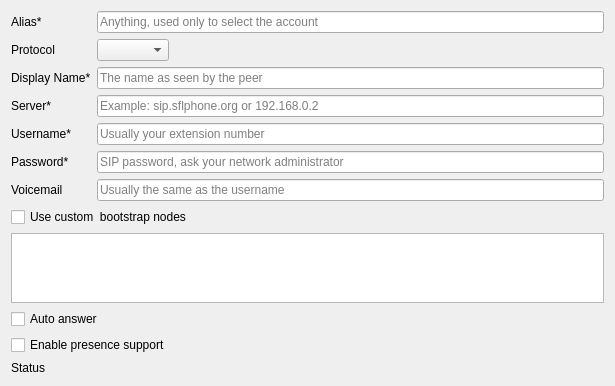
Above: src/conf/account/accountpages/basic.ui from KDE/ring-kde before the change. Below: the same form after it.
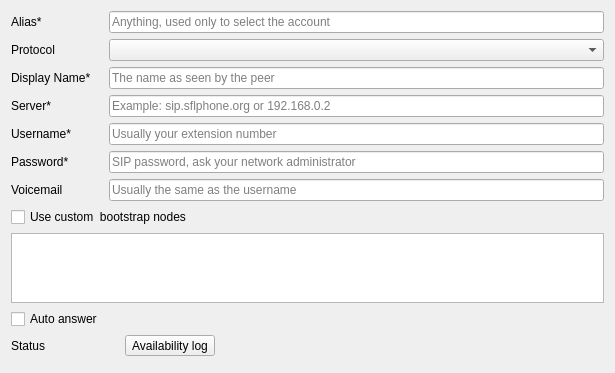
That is the form after the change. Icons and pictures are not drawn. Custom widgets are drawn as their Qt base class.

What changed in the file:
```diff
--- a/src/conf/account/accountpages/basic.ui
+++ b/src/conf/account/accountpages/basic.ui
@@ -13,12 +13,7 @@
   <property name="windowTitle">
    <string>Form</string>
   </property>
-  <layout class="QVBoxLayout" name="verticalLayout">
-   <item>
     <layout class="QFormLayout" name="formLayout">
-     <property name="fieldGrowthPolicy">
-      <enum>QFormLayout::ExpandingFieldsGrow</enum>
-     </property>
      <item row="0" column="0">
       <widget class="QLabel" name="label1_alias">
        <property name="text">
@@ -61,6 +56,20 @@
      <item row="1" column="1">
       <widget class="AutoComboBox" name="m_pProtocol"/>
      </item>
+   <item row="2" column="0">
+    <widget class="QLabel" name="label">
+     <property name="text">
+      <string>Display Name*</string>
+     </property>
+    </widget>
+   </item>
+   <item row="2" column="1">
+    <widget class="QLineEdit" name="lrcfg_displayName">
+     <property name="placeholderText">
+      <string>The name as seen by the peer</string>
+     </property>
+    </widget>
+   </item>
      <item row="3" column="0">
       <widget class="QLabel" name="label3_server">
        <property name="text">
@@ -84,6 +93,19 @@
        </property>
       </widget>
      </item>
+   <item row="4" column="0">
+    <widget class="QLabel" name="label4_user">
+     <property name="accessibleDescription">
+      <string comment="Account username"/>
+     </property>
+     <property name="text">
+      <string comment="Account username">Username*</string>
+     </property>
+     <property name="buddy">
+      <cstring>lrcfg_username</cstring>
+     </property>
+    </widget>
+   </item>
      <item row="4" column="1">
       <widget class="QLineEdit" name="lrcfg_username">
        <property name="placeholderText">
@@ -128,55 +150,6 @@
        </property>
       </widget>
      </item>
-     <item row="12" column="1">
-      <widget class="QLabel" name="edit7_state">
-       <property name="sizePolicy">
-        <sizepolicy hsizetype="Expanding" vsizetype="Preferred">
-         <horstretch>0</horstretch>
-         <verstretch>0</verstretch>
-        </sizepolicy>
-       </property>
-       <property name="minimumSize">
-        <size>
-         <width>10</width>
-         <height>0</height>
-        </size>
-       </property>
-       <property name="text">
-        <string/>
-       </property>
-      </widget>
-     </item>
-     <item row="4" column="0">
-      <widget class="QLabel" name="label4_user">
-       <property name="accessibleDescription">
-        <string comment="Account username"/>
-       </property>
-       <property name="text">
-        <string comment="Account username">Username*</string>
-       </property>
-       <property name="buddy">
-        <cstring>lrcfg_username</cstring>
-       </property>
-      </widget>
-     </item>
-     <item row="2" column="0">
-      <widget class="QLabel" name="label">
-       <property name="text">
-        <string>Display Name*</string>
-       </property>
-      </widget>
-     </item>
-     <item row="2" column="1">
-      <widget class="QLineEdit" name="lrcfg_displayName">
-       <property name="placeholderText">
-        <string>The name as seen by the peer</string>
-       </property>
-      </widget>
-     </item>
-     <item row="8" column="0" colspan="2">
-      <widget class="QTableView" name="m_pBootstrapModel"/>
-     </item>
      <item row="7" column="0" colspan="2">
       <widget class="QCheckBox" name="lrcfg_hasCustomBootstrap">
        <property name="text">
@@ -184,33 +157,74 @@
        </property>
       </widget>
      </item>
-     <item row="10" column="0" colspan="2">
+   <item row="8" column="0" colspan="2">
+    <widget class="QTableView" name="m_pBootstrapModel">
+     <attribute name="verticalHeaderVisible">
+      <bool>false</bool>
+     </attribute>
+    </widget>
+   </item>
+   <item row="10" column="0">
       <widget class="QCheckBox" name="lrcfg_autoAnswer">
        <property name="text">
         <string>Auto answer</string>
        </property>
       </widget>
      </item>
-     <item row="12" column="0">
+   <item row="11" column="0">
       <widget class="QLabel" name="label7_state">
        <property name="text">
         <string>Status</string>
        </property>
       </widget>
      </item>
-     <item row="11" column="0" colspan="2">
-      <widget class="QCheckBox" name="kcfg_presenceModuleEnabled">
-       <property name="enabled">
-        <bool>true</bool>
+   <item row="11" column="1">
+    <layout class="QHBoxLayout" name="horizontalLayout">
+     <item>
+      <widget class="QLabel" name="edit7_state">
+       <property name="sizePolicy">
+        <sizepolicy hsizetype="Minimum" vsizetype="Preferred">
+         <horstretch>0</horstretch>
+         <verstretch>0</verstretch>
+        </sizepolicy>
        </property>
+       <property name="minimumSize">
+        <size>
+         <width>10</width>
+         <height>0</height>
+        </size>
+       </property>
        <property name="text">
-        <string>Enable presence support</string>
+        <string/>
        </property>
       </widget>
      </item>
+     <item>
+      <widget class="QToolButton" name="m_pDisplayLog">
+       <property name="text">
+        <string>Availability log</string>
+       </property>
+       <property name="icon">
+        <iconset theme="dialog-information"/>
+       </property>
+      </widget>
+     </item>
+     <item>
+      <spacer name="horizontalSpacer">
+       <property name="orientation">
+        <enum>Qt::Horizontal</enum>
+       </property>
+       <property name="sizeHint" stdset="0">
+        <size>
+         <width>40</width>
+         <height>20</height>
+        </size>
+       </property>
+      </spacer>
+     </item>
     </layout>
    </item>
-   <item>
+   <item row="12" column="1">
     <spacer name="verticalSpacer">
      <property name="orientation">
       <enum>Qt::Vertical</enum>
```
Left out of the diff: 2 changed lines with no effect on the pictures. Lines whose indentation alone changed are shown as unchanged.
